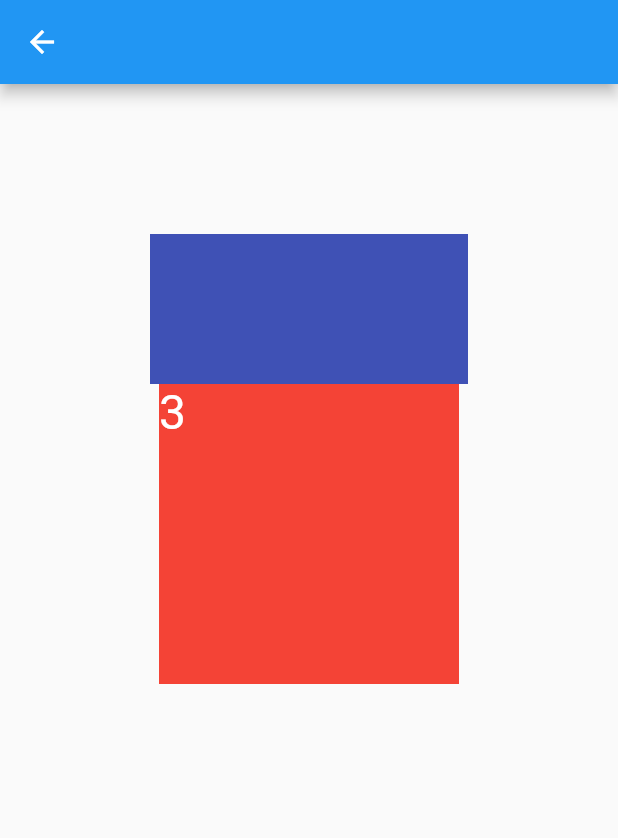
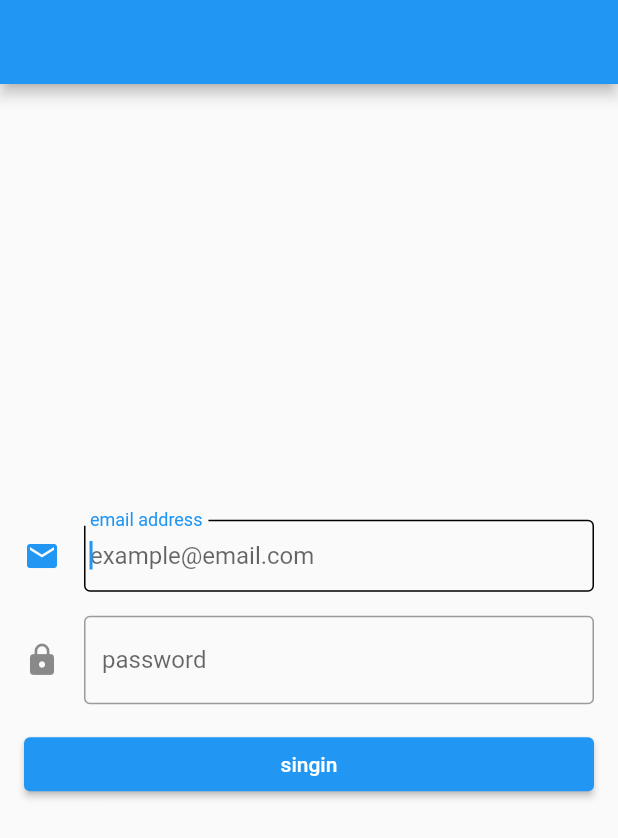
Before and after one commit to The-Closure/flutter_course_winter_2021, a Flutter app: the SecondPage screen opened directly, on a phone screen of 412 x 824 dp. Shown: the top 838 px of the screen. Run offline on Flutter 3.47's test engine with Material 2 defaults, Android fonts, the phone set to English and light mode, and no system bars.

Commit message:
init point

```diff
--- a/lib/main.dart
+++ b/lib/main.dart
@@ -11,7 +11,7 @@ class MyApp extends StatelessWidget {
   @override
   Widget build(BuildContext context) {
     return MaterialApp(
-      home: FirstPage(),
+      home: SecondPage(),
     );
   }
 }
--- a/lib/second_page.dart
+++ b/lib/second_page.dart
@@ -1,46 +1,121 @@
 import 'package:flutter/material.dart';
-import 'package:flutter_course_winter_2021/data_service.dart';
+import 'package:flutter/services.dart';
+import 'package:flutter_course_winter_2021/first_page.dart';
 
-class SecondPage extends StatelessWidget {
+class SecondPage extends StatefulWidget {
   const SecondPage({Key? key}) : super(key: key);
+
+  @override
+  _SecondPageState createState() => _SecondPageState();
+}
+
+class _SecondPageState extends State<SecondPage> {
+  TextEditingController emailController = TextEditingController();
+  TextEditingController passwordController = TextEditingController();
+  GlobalKey<FormState> formKey = GlobalKey();
+  GlobalKey<FormFieldState> fieldKey = GlobalKey();
+
+  bool? submitCheck() {
+    bool? state = formKey.currentState?.validate();
+    return state;
+  }
 
   @override
   Widget build(BuildContext context) {
     return Scaffold(
       appBar: AppBar(),
       body: Container(
-        padding: EdgeInsets.all(100),
-        child: Column(
-          mainAxisSize: MainAxisSize.max,
-          children: [
-            AnimatedAlign(
-              alignment: Alignment.topLeft,
-              curve: Curves.easeInOutBack,
-              duration: Duration(seconds: 5),
-              child: Hero(
-                tag: 'AnCon',
-                child: Container(
-                  height: 100,
-                  width: 400,
-                  color: Colors.indigo,
+        padding: EdgeInsets.all(16),
+        child: Form(
+          key: formKey,
+          child: Column(
+            mainAxisAlignment: MainAxisAlignment.center,
+            children: [
+              TextFormField(
+                controller: emailController,
+                autofocus: true,
+                cursorColor: Colors.blue,
+                keyboardAppearance: Brightness.dark,
+                // maxLength: 3,
+                // maxLengthEnforcement: MaxLengthEnforcement.enforced,
+                validator: (input) {
+                  if (input != null) {
+                    bool emailValid = RegExp(
+                            r"^[a-zA-Z0-9.a-zA-Z0-9.!#$%&'*+-/=?^_`{|}~]+@[a-zA-Z0-9]+\.[a-zA-Z]+")
+                        .hasMatch(input);
+                    return emailValid ? null : 'check your email address';
+                  } else
+                    return 'enter email address';
+                },
+                keyboardType: TextInputType.emailAddress,
+                decoration: InputDecoration(
+                  icon: Icon(Icons.mail),
+
+                  focusColor: Colors.indigo,
+                  focusedBorder: OutlineInputBorder(
+                      borderSide: BorderSide(color: Colors.black)),
+                  // fillColor: Colors.red,
+                  // filled: true,
+                  enabled: true,
+                  disabledBorder: OutlineInputBorder(
+                    borderRadius: BorderRadius.all(
+                      Radius.circular(16),
+                    ),
+                    borderSide: BorderSide(
+                        color: Colors.indigo,
+                        style: BorderStyle.solid,
+                        width: 2),
+                  ),
+                  // suffixText: '@gmail.com',
+                  contentPadding: EdgeInsets.all(4),
+                  border: OutlineInputBorder(),
+                  hintText: 'example@email.com',
+                  labelText: 'email address',
                 ),
               ),
-            ),
-            AnimatedContainer(
-              duration: Duration(seconds: 5),
-              color: Colors.red,
-              width: 200,
-              height: 200,
-              child: StreamBuilder(
-                builder: (ctxt, snapData) => Text(
-                  snapData.data.toString(),
-                  style: TextStyle(fontSize: 32, color: Colors.white),
+              SizedBox(
+                height: 16,
+              ),
+              TextFormField(
+                controller: passwordController,
+                validator: (input) {
+                  if (input != null) {
+                    bool emailValid =
+                        RegExp(r"^(?=.*[A-Za-z])(?=.*\d)[A-Za-z\d]{8,}$")
+                            .hasMatch(input);
+                    return emailValid ? null : 'weak password';
+                  } else
+                    return 'enter password';
+                },
+                obscureText: true,
+                obscuringCharacter: '*',
+                decoration: InputDecoration(
+                  icon: Icon(Icons.lock),
+                  border: OutlineInputBorder(),
+                  hintText: 'P@ssw0rd',
+                  labelText: 'password',
                 ),
-                stream: DataService().getStream(),
-                initialData: 0,
               ),
-            ),
-          ],
+              SizedBox(
+                height: 16,
+              ),
+              ElevatedButton(
+                onPressed: () {
+                  if (submitCheck() ?? false) {
+                    Navigator.of(context).push(
+                      MaterialPageRoute(
+                        builder: (_) => FirstPage(),
+                      ),
+                    );
+                  }
+                },
+                child: Container(
+                  child: Text('singin'),
+                  alignment: Alignment.center,
+                ),
+              )
+            ],
+          ),
         ),
       ),
     );
```
Also changed, not shown: lib/data_service.dart (deleted, +0 -16 lines), lib/first_page.dart (+21 -39 lines).
